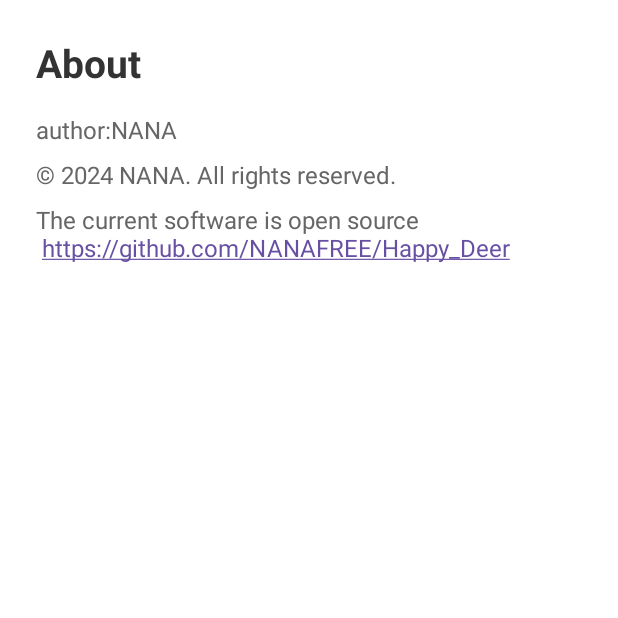
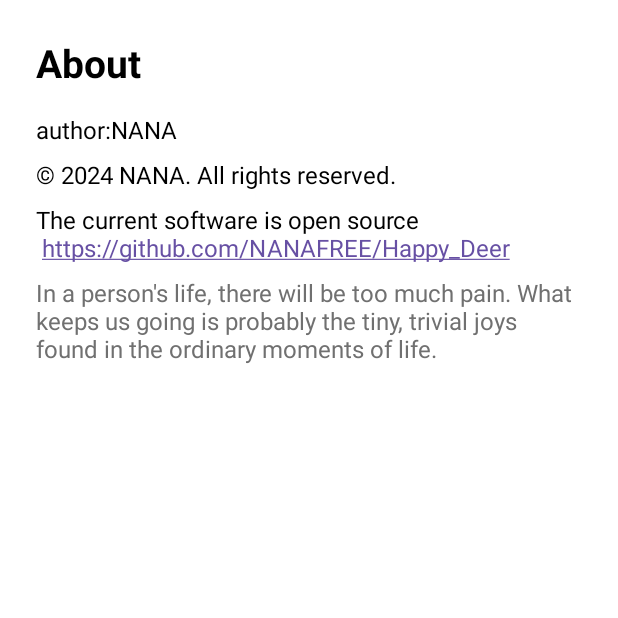
Before and after one commit to Blackcat-love/Happy_Deer, an Android app: the aboutActivity screen opened directly, with no data from a screen before it, on a phone screen of 412 x 824 dp, the top half of it. Run offline under Robolectric (Android 15) with nearby library versions, the phone set to English and light mode, and no system bars.

Commit message:
Version Update 1.0.2 ✨

```diff
--- a/app/src/main/res/layout/activity_about.xml
+++ b/app/src/main/res/layout/activity_about.xml
@@ -12,7 +12,7 @@
         android:layout_height="wrap_content"
         android:text="@string/about_text"
         android:textSize="26sp"
-        android:textColor="#333333"
+        android:textColor="#000000"
         android:textStyle="bold" />
 
     <TextView
@@ -21,7 +21,7 @@
         android:layout_height="wrap_content"
         android:text="@string/About_Author"
         android:textSize="16sp"
-        android:textColor="#666666"
+        android:textColor="#000000"
         android:layout_marginTop="16dp"/>
 
     <TextView
@@ -30,7 +30,7 @@
         android:layout_height="wrap_content"
         android:text="@string/About_Copyright"
         android:textSize="16sp"
-        android:textColor="#666666"
+        android:textColor="#000000"
         android:layout_marginTop="8dp"/>
 
     <TextView
@@ -40,7 +40,17 @@
         android:text="@string/About_OP_source_Description"
         android:autoLink="web"
         android:textSize="16sp"
-        android:textColor="#666666"
+        android:textColor="#000000"
+        android:layout_marginTop="8dp"/>
+
+    <TextView
+        android:id="@+id/Feelings"
+        android:layout_width="wrap_content"
+        android:layout_height="wrap_content"
+        android:text="@string/About_Feelings"
+        android:autoLink="web"
+        android:textSize="16sp"
+        android:textColor="#707070"
         android:layout_marginTop="8dp"/>
 
 </LinearLayout>
--- a/app/src/main/res/values/strings.xml
+++ b/app/src/main/res/values/strings.xml
@@ -19,4 +19,5 @@
     <string name="About_Author" translatable="false">author:NANA</string>
     <string name="About_Copyright" translatable="false">© 2024 NANA. All rights reserved.</string>
     <string name="About_OP_source_Description" translatable="false">The current software is open source \n https://github.com/NANAFREE/Happy_Deer</string>
+    <string name="About_Feelings" translatable="false">In a person\'s life, there will be too much pain. What keeps us going is probably the tiny, trivial joys found in the ordinary moments of life.</string>
 </resources>
```
Also changed, not shown: app/src/main/java/com/example/happy_deer/MainActivity.java (+48 -0 lines), app/src/main/res/layout/activity_main.xml (+6 -3 lines), 3 other files.
